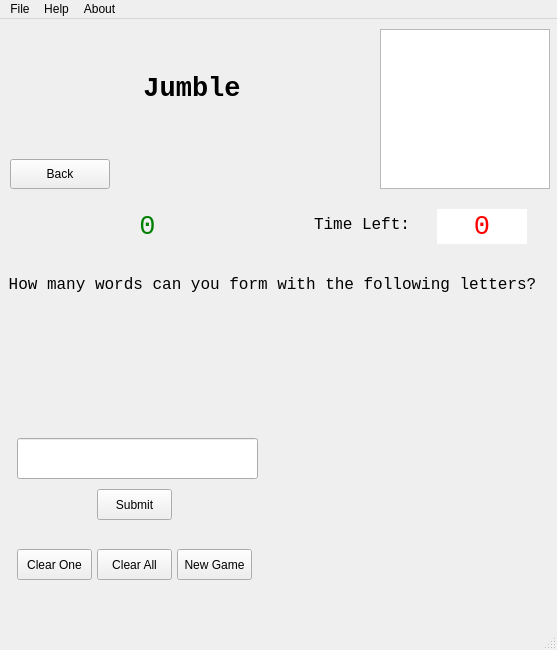
The window that src/ui/session.ui (glennfaison/ScrambledWords) describes before a commit, drawn with Qt 5.
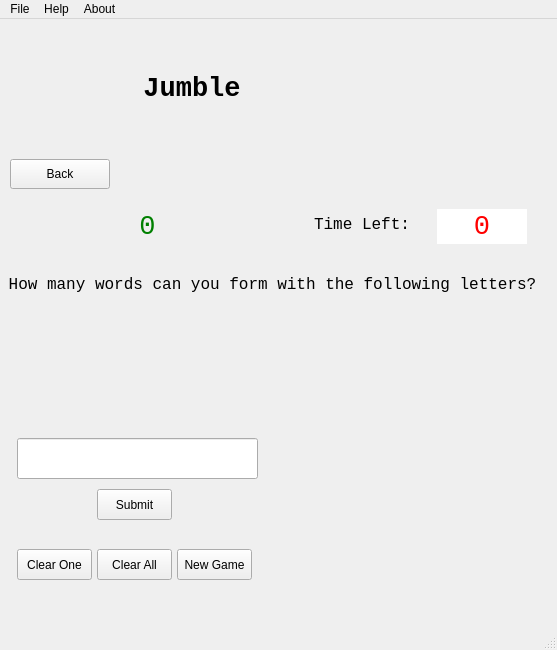
The same window after the commit. Icons and pictures are not drawn.

Commit message: UI fixes: remove unused widgets, misleading icons, fixed size policies

Patch:
```diff
--- a/src/ui/session.ui
+++ b/src/ui/session.ui
@@ -261,22 +261,6 @@
      <set>Qt::AlignCenter</set>
     </property>
    </widget>
-   <widget class="QGraphicsView" name="graphicsView">
-    <property name="geometry">
-     <rect>
-      <x>380</x>
-      <y>10</y>
-      <width>170</width>
-      <height>160</height>
-     </rect>
-    </property>
-    <property name="horizontalScrollBarPolicy">
-     <enum>Qt::ScrollBarAlwaysOff</enum>
-    </property>
-    <property name="sizeAdjustPolicy">
-     <enum>QAbstractScrollArea::AdjustToContents</enum>
-    </property>
-   </widget>
   </widget>
   <widget class="QMenuBar" name="menuBar">
    <property name="geometry">
```
Left out of the diff: 12 changed lines with no effect on the pictures. Lines whose indentation alone changed are shown as unchanged. The commit also changes 3 other files.
